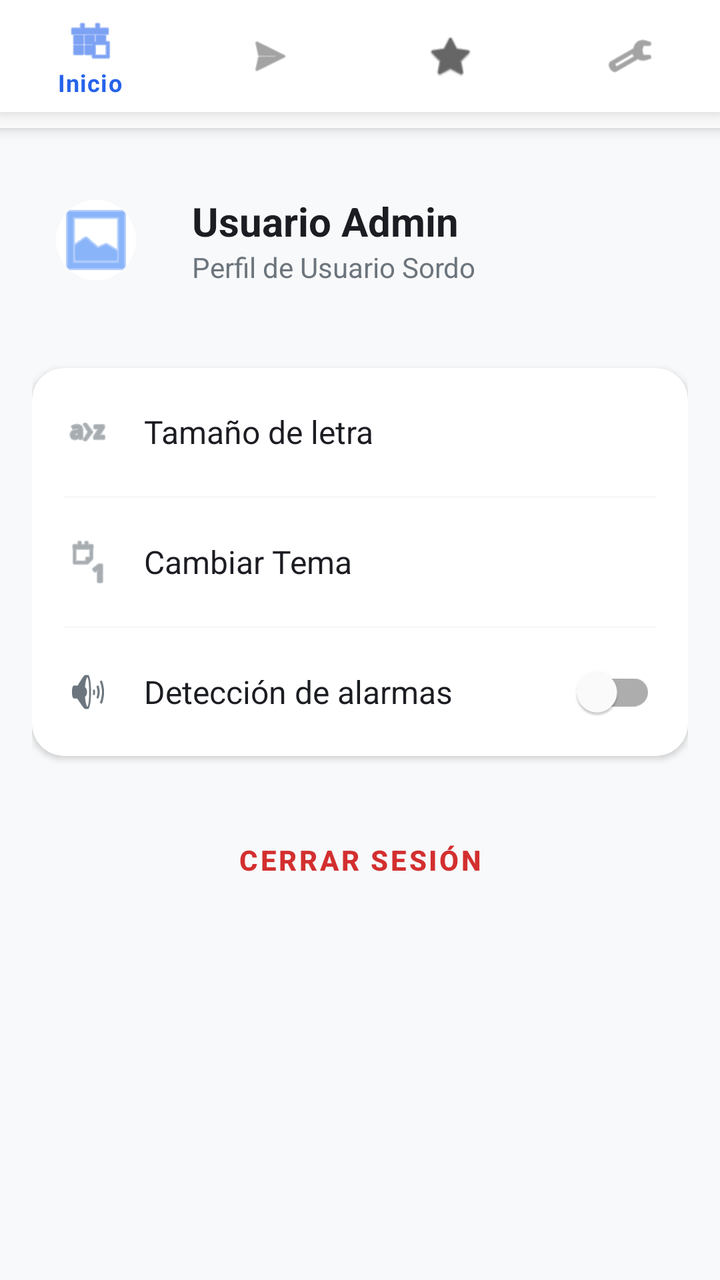
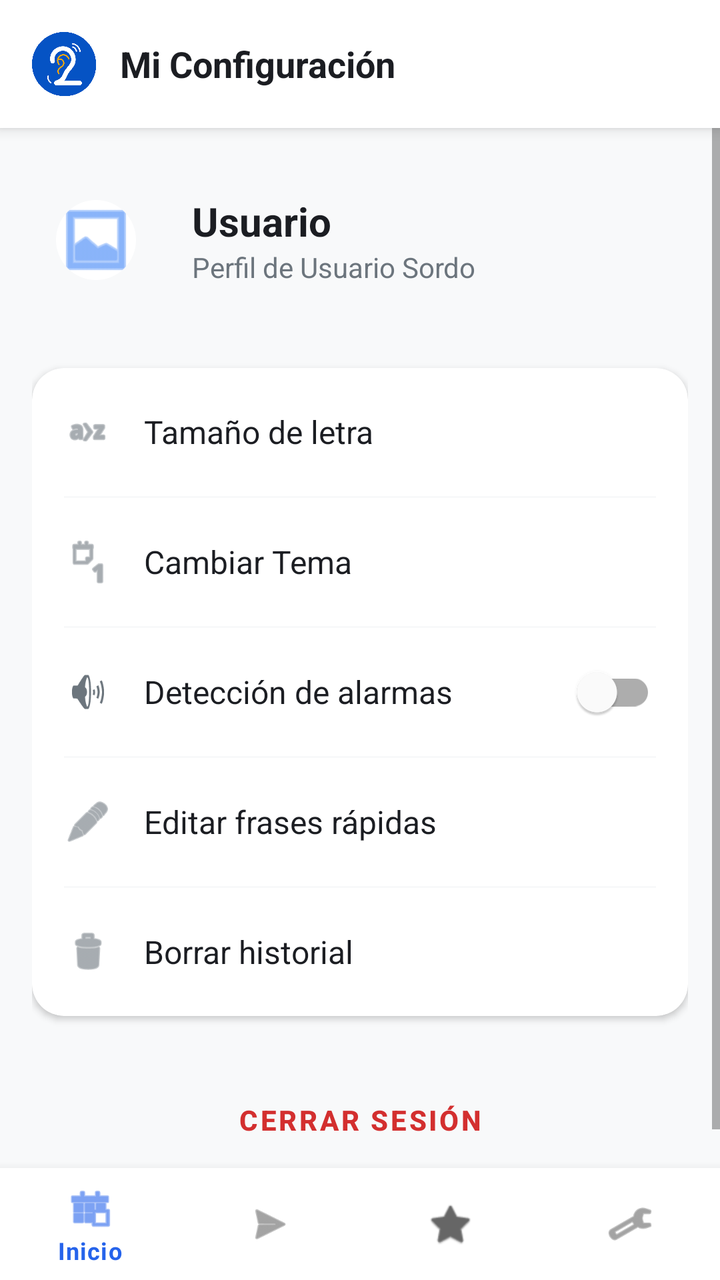

Compare the two renders of this Android layout. The source of the first and the diff that turns it into the second are given below.
<!-- AndroidManifest.xml: activity theme Theme.Speak2Read -->
<!-- res/layout/activity_settings.xml -->
<?xml version="1.0" encoding="utf-8"?>
<androidx.constraintlayout.widget.ConstraintLayout xmlns:android="http://schemas.android.com/apk/res/android"
    xmlns:app="http://schemas.android.com/apk/res-auto"
    android:layout_width="match_parent"
    android:layout_height="match_parent"
    android:background="@color/s2r_background">

    
    <com.google.android.material.card.MaterialCardView
        android:id="@+id/sosHeader"
        android:layout_width="match_parent"
        android:layout_height="64dp"
        app:cardElevation="4dp"
        app:cardCornerRadius="0dp"
        app:layout_constraintTop_toTopOf="parent"
        app:cardBackgroundColor="@color/s2r_surface">

        <LinearLayout
            android:layout_width="match_parent"
            android:layout_height="match_parent"
            android:orientation="horizontal"
            android:gravity="center_vertical"
            android:paddingHorizontal="16dp">

            <ImageView
                android:layout_width="32dp"
                android:layout_height="32dp"
                android:src="@drawable/logo_final_v5"
                android:contentDescription="Logo" />

            <TextView
                android:layout_width="wrap_content"
                android:layout_height="wrap_content"
                android:layout_marginStart="12dp"
                android:text="Mi Configuración"
                android:textStyle="bold"
                android:textSize="18sp"
                android:textColor="@color/s2r_text_primary" />
        </LinearLayout>
    </com.google.android.material.card.MaterialCardView>

    <ScrollView
        android:layout_width="match_parent"
        android:layout_height="0dp"
        app:layout_constraintTop_toBottomOf="@id/sosHeader"
        app:layout_bottom_toTopOf="@id/bottom_navigation">

        <LinearLayout
            android:layout_width="match_parent"
            android:layout_height="wrap_content"
            android:orientation="vertical"
            android:padding="16dp">

            
            <LinearLayout
                android:layout_width="match_parent"
                android:layout_height="wrap_content"
                android:orientation="horizontal"
                android:gravity="center_vertical"
                android:layout_marginBottom="32dp"
                android:layout_marginTop="8dp">
                <com.google.android.material.imageview.ShapeableImageView
                    android:layout_width="64dp"
                    android:layout_height="64dp"
                    android:src="@android:drawable/ic_menu_gallery"
                    app:shapeAppearanceOverlay="@style/CircleImage"
                    android:background="@color/s2r_surface"
                    android:padding="12dp"
                    app:tint="@color/s2r_accent"
                    android:contentDescription="Perfil"/>
                <LinearLayout
                    android:layout_width="wrap_content"
                    android:layout_height="wrap_content"
                    android:orientation="vertical"
                    android:layout_marginStart="16dp">
                    <TextView
                        android:id="@+id/tvUserName"
                        android:layout_width="wrap_content"
                        android:layout_height="wrap_content"
                        android:text="Usuario Admin"
                        android:textColor="@color/s2r_text_primary"
                        android:textSize="20sp"
                        android:textStyle="bold"/>
                    <TextView
                        android:layout_width="wrap_content"
                        android:layout_height="wrap_content"
                        android:text="Perfil de Usuario Sordo"
                        android:textColor="@color/s2r_text_secondary"
                        android:textSize="14sp"/>
                </LinearLayout>
            </LinearLayout>

            
            <com.google.android.material.card.MaterialCardView
                android:layout_width="match_parent"
                android:layout_height="wrap_content"
                app:cardBackgroundColor="@color/s2r_surface"
                app:cardCornerRadius="16dp"
                app:cardElevation="2dp"
                android:layout_marginBottom="24dp">

                <LinearLayout
                    android:layout_width="match_parent"
                    android:layout_height="wrap_content"
                    android:orientation="vertical">

                    <LinearLayout
                        android:id="@+id/btnFontSizeLayout"
                        android:layout_width="match_parent"
                        android:layout_height="64dp"
                        android:gravity="center_vertical"
                        android:paddingHorizontal="16dp"
                        android:background="?attr/selectableItemBackground"
                        android:clickable="true">
                        <ImageView android:layout_width="24dp" android:layout_height="24dp" android:src="@android:drawable/ic_menu_sort_alphabetically" app:tint="@color/s2r_text_secondary"/>
                        <TextView android:id="@+id/tvFontSizeStatus" android:layout_width="match_parent" android:layout_height="wrap_content" android:layout_marginStart="16dp" android:text="Tamaño de letra" android:textColor="@color/s2r_text_primary" android:textSize="16sp" />
                    </LinearLayout>

                    <View android:layout_width="match_parent" android:layout_height="1dp" android:background="@color/s2r_background" android:layout_marginHorizontal="16dp"/>

                    <LinearLayout
                        android:id="@+id/btnThemeLayout"
                        android:layout_width="match_parent"
                        android:layout_height="64dp"
                        android:gravity="center_vertical"
                        android:paddingHorizontal="16dp"
                        android:background="?attr/selectableItemBackground"
                        android:clickable="true">
                        <ImageView android:layout_width="24dp" android:layout_height="24dp" android:src="@android:drawable/ic_menu_day" app:tint="@color/s2r_text_secondary"/>
                        <TextView android:id="@+id/tvThemeStatus" android:layout_width="match_parent" android:layout_height="wrap_content" android:layout_marginStart="16dp" android:text="Cambiar Tema" android:textColor="@color/s2r_text_primary" android:textSize="16sp" />
                    </LinearLayout>

                    <View android:layout_width="match_parent" android:layout_height="1dp" android:background="@color/s2r_background" android:layout_marginHorizontal="16dp"/>

                    <LinearLayout
                        android:layout_width="match_parent"
                        android:layout_height="64dp"
                        android:gravity="center_vertical"
                        android:paddingHorizontal="16dp">
                        <ImageView android:layout_width="24dp" android:layout_height="24dp" android:src="@android:drawable/ic_lock_silent_mode_off" app:tint="@color/s2r_text_secondary"/>
                        <TextView android:layout_width="0dp" android:layout_height="wrap_content" android:layout_weight="1" android:layout_marginStart="16dp" android:text="Detección de alarmas" android:textColor="@color/s2r_text_primary" android:textSize="16sp" />
                        <com.google.android.material.switchmaterial.SwitchMaterial android:id="@+id/swAlarmDetection" android:layout_width="wrap_content" android:layout_height="wrap_content" />
                    </LinearLayout>
                </LinearLayout>
            </com.google.android.material.card.MaterialCardView>

            
            <com.google.android.material.button.MaterialButton
                android:id="@+id/btnLogoutLayout"
                style="@style/Widget.MaterialComponents.Button.TextButton"
                android:layout_width="match_parent"
                android:layout_height="56dp"
                android:text="Cerrar Sesión"
                android:textColor="@color/s2r_alert"
                android:textStyle="bold" />

        </LinearLayout>
    </ScrollView>

    <com.google.android.material.bottomnavigation.BottomNavigationView
        android:id="@+id/bottom_navigation"
        android:layout_width="match_parent"
        android:layout_height="wrap_content"
        app:layout_bottom_toBottomOf="parent"
        app:menu="@menu/bottom_nav_menu"
        android:background="@color/s2r_surface" />

</androidx.constraintlayout.widget.ConstraintLayout>
<!-- resources referenced by this layout -->
<resources>
  <color name="s2r_accent">#3B82F6</color>
  <color name="s2r_alert">#D32F2F</color>
  <color name="s2r_background">#F8F9FA</color>
  <color name="s2r_surface">#FFFFFF</color>
  <color name="s2r_text_primary">#1B1D22</color>
  <color name="s2r_text_secondary">#6C757D</color>
  <!-- drawable logo_final_v5: png bitmap (drawable, 19149 bytes) -->
  <style name="CircleImage">
          <item name="cornerSize">50%</item>
      </style>
  <style name="Theme.Speak2Read" parent="Theme.MaterialComponents.DayNight.NoActionBar">
          <item name="colorPrimary">@color/s2r_bubble_usuario</item>
          <item name="colorPrimaryVariant">@color/s2r_bubble_usuario</item>
          <item name="colorOnPrimary">@color/white</item>
          <item name="android:windowBackground">@color/s2r_background</item>
          <item name="android:colorBackground">@color/s2r_background</item>
          <item name="android:textColorPrimary">@color/s2r_text_primary</item>
          <item name="android:textColor">@color/s2r_text_primary</item>
      </style>
  <color name="s2r_bubble_usuario">#2563EB</color>
  <color name="white">#FFFFFFFF</color>
</resources>

<!-- the commit's change to res/layout/activity_settings.xml (unified diff, before → after) -->
@@ -29,8 +29,9 @@
                 android:contentDescription="Logo" />
 
             <TextView
-                android:layout_width="wrap_content"
+                android:layout_width="0dp"
                 android:layout_height="wrap_content"
+                android:layout_weight="1"
                 android:layout_marginStart="12dp"
                 android:text="Mi Configuración"
                 android:textStyle="bold"
@@ -43,7 +44,7 @@
         android:layout_width="match_parent"
         android:layout_height="0dp"
         app:layout_constraintTop_toBottomOf="@id/sosHeader"
-        app:layout_bottom_toTopOf="@id/bottom_navigation">
+        app:layout_constraintBottom_toTopOf="@id/bottom_navigation">
 
         <LinearLayout
             android:layout_width="match_parent"
@@ -77,7 +78,7 @@
                         android:id="@+id/tvUserName"
                         android:layout_width="wrap_content"
                         android:layout_height="wrap_content"
-                        android:text="Usuario Admin"
+                        android:text="Usuario"
                         android:textColor="@color/s2r_text_primary"
                         android:textSize="20sp"
                         android:textStyle="bold"/>
@@ -111,8 +112,9 @@
                         android:gravity="center_vertical"
                         android:paddingHorizontal="16dp"
                         android:background="?attr/selectableItemBackground"
-                        android:clickable="true">
-                        <ImageView android:layout_width="24dp" android:layout_height="24dp" android:src="@android:drawable/ic_menu_sort_alphabetically" app:tint="@color/s2r_text_secondary"/>
+                        android:clickable="true"
+                        android:focusable="true">
+                        <ImageView android:layout_width="24dp" android:layout_height="24dp" android:src="@android:drawable/ic_menu_sort_alphabetically" app:tint="@color/s2r_text_secondary" android:contentDescription="Fuente"/>
                         <TextView android:id="@+id/tvFontSizeStatus" android:layout_width="match_parent" android:layout_height="wrap_content" android:layout_marginStart="16dp" android:text="Tamaño de letra" android:textColor="@color/s2r_text_primary" android:textSize="16sp" />
                     </LinearLayout>
 
@@ -125,8 +127,9 @@
                         android:gravity="center_vertical"
                         android:paddingHorizontal="16dp"
                         android:background="?attr/selectableItemBackground"
-                        android:clickable="true">
-                        <ImageView android:layout_width="24dp" android:layout_height="24dp" android:src="@android:drawable/ic_menu_day" app:tint="@color/s2r_text_secondary"/>
+                        android:clickable="true"
+                        android:focusable="true">
+                        <ImageView android:layout_width="24dp" android:layout_height="24dp" android:src="@android:drawable/ic_menu_day" app:tint="@color/s2r_text_secondary" android:contentDescription="Tema"/>
                         <TextView android:id="@+id/tvThemeStatus" android:layout_width="match_parent" android:layout_height="wrap_content" android:layout_marginStart="16dp" android:text="Cambiar Tema" android:textColor="@color/s2r_text_primary" android:textSize="16sp" />
                     </LinearLayout>
 
@@ -137,9 +140,39 @@
                         android:layout_height="64dp"
                         android:gravity="center_vertical"
                         android:paddingHorizontal="16dp">
-                        <ImageView android:layout_width="24dp" android:layout_height="24dp" android:src="@android:drawable/ic_lock_silent_mode_off" app:tint="@color/s2r_text_secondary"/>
+                        <ImageView android:layout_width="24dp" android:layout_height="24dp" android:src="@android:drawable/ic_lock_silent_mode_off" app:tint="@color/s2r_text_secondary" android:contentDescription="Alarmas"/>
                         <TextView android:layout_width="0dp" android:layout_height="wrap_content" android:layout_weight="1" android:layout_marginStart="16dp" android:text="Detección de alarmas" android:textColor="@color/s2r_text_primary" android:textSize="16sp" />
                         <com.google.android.material.switchmaterial.SwitchMaterial android:id="@+id/swAlarmDetection" android:layout_width="wrap_content" android:layout_height="wrap_content" />
+                    </LinearLayout>
+
+                    <View android:layout_width="match_parent" android:layout_height="1dp" android:background="@color/s2r_background" android:layout_marginHorizontal="16dp"/>
+
+                    <LinearLayout
+                        android:id="@+id/btnCustomRepliesLayout"
+                        android:layout_width="match_parent"
+                        android:layout_height="64dp"
+                        android:gravity="center_vertical"
+                        android:paddingHorizontal="16dp"
+                        android:background="?attr/selectableItemBackground"
+                        android:clickable="true"
+                        android:focusable="true">
+                        <ImageView android:layout_width="24dp" android:layout_height="24dp" android:src="@android:drawable/ic_menu_edit" app:tint="@color/s2r_text_secondary" android:contentDescription="Editar"/>
+                        <TextView android:layout_width="match_parent" android:layout_height="wrap_content" android:layout_marginStart="16dp" android:text="Editar frases rápidas" android:textColor="@color/s2r_text_primary" android:textSize="16sp" />
+                    </LinearLayout>
+
+                    <View android:layout_width="match_parent" android:layout_height="1dp" android:background="@color/s2r_background" android:layout_marginHorizontal="16dp"/>
+
+                    <LinearLayout
+                        android:id="@+id/btnClearHistoryLayout"
+                        android:layout_width="match_parent"
+                        android:layout_height="64dp"
+                        android:gravity="center_vertical"
+                        android:paddingHorizontal="16dp"
+                        android:background="?attr/selectableItemBackground"
+                        android:clickable="true"
+                        android:focusable="true">
+                        <ImageView android:layout_width="24dp" android:layout_height="24dp" android:src="@android:drawable/ic_menu_delete" app:tint="@color/s2r_text_secondary" android:contentDescription="Borrar"/>
+                        <TextView android:layout_width="match_parent" android:layout_height="wrap_content" android:layout_marginStart="16dp" android:text="Borrar historial" android:textColor="@color/s2r_text_primary" android:textSize="16sp" />
                     </LinearLayout>
                 </LinearLayout>
             </com.google.android.material.card.MaterialCardView>
@@ -161,7 +194,7 @@
         android:id="@+id/bottom_navigation"
         android:layout_width="match_parent"
         android:layout_height="wrap_content"
-        app:layout_bottom_toBottomOf="parent"
+        app:layout_constraintBottom_toBottomOf="parent"
         app:menu="@menu/bottom_nav_menu"
         android:background="@color/s2r_surface" />
 
